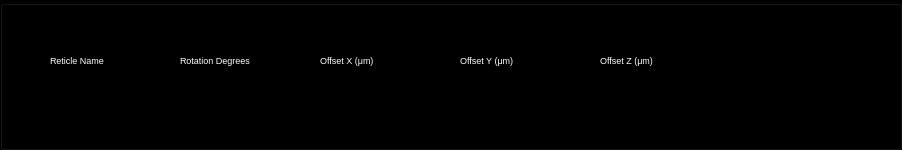
Before: the Qt Designer form ui/reticle_QGroupBox.ui in AllenNeuralDynamics/parallax, drawn with Qt 5.
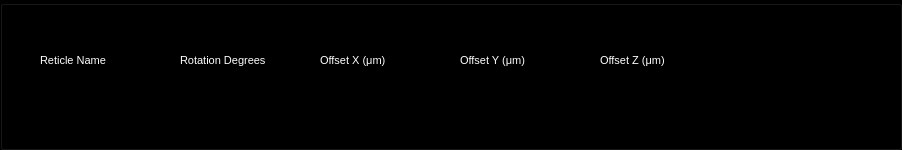
After: the same form once the commit is applied.

```diff
--- a/ui/reticle_QGroupBox.ui
+++ b/ui/reticle_QGroupBox.ui
@@ -142,7 +142,7 @@
    </property>
    <property name="font">
     <font>
-     <pointsize>7</pointsize>
+     <pointsize>8</pointsize>
     </font>
    </property>
    <property name="text">
@@ -160,7 +160,7 @@
    </property>
    <property name="font">
     <font>
-     <pointsize>7</pointsize>
+     <pointsize>8</pointsize>
     </font>
    </property>
    <property name="text">
@@ -192,7 +192,7 @@
   <widget class="QLabel" name="labelName">
    <property name="geometry">
     <rect>
-     <x>50</x>
+     <x>40</x>
      <y>50</y>
      <width>111</width>
      <height>20</height>
@@ -200,7 +200,7 @@
    </property>
    <property name="font">
     <font>
-     <pointsize>7</pointsize>
+     <pointsize>8</pointsize>
     </font>
    </property>
    <property name="text">
@@ -218,7 +218,7 @@
    </property>
    <property name="font">
     <font>
-     <pointsize>7</pointsize>
+     <pointsize>8</pointsize>
     </font>
    </property>
    <property name="text">
@@ -236,7 +236,7 @@
    </property>
    <property name="font">
     <font>
-     <pointsize>7</pointsize>
+     <pointsize>8</pointsize>
     </font>
    </property>
    <property name="text">
```
